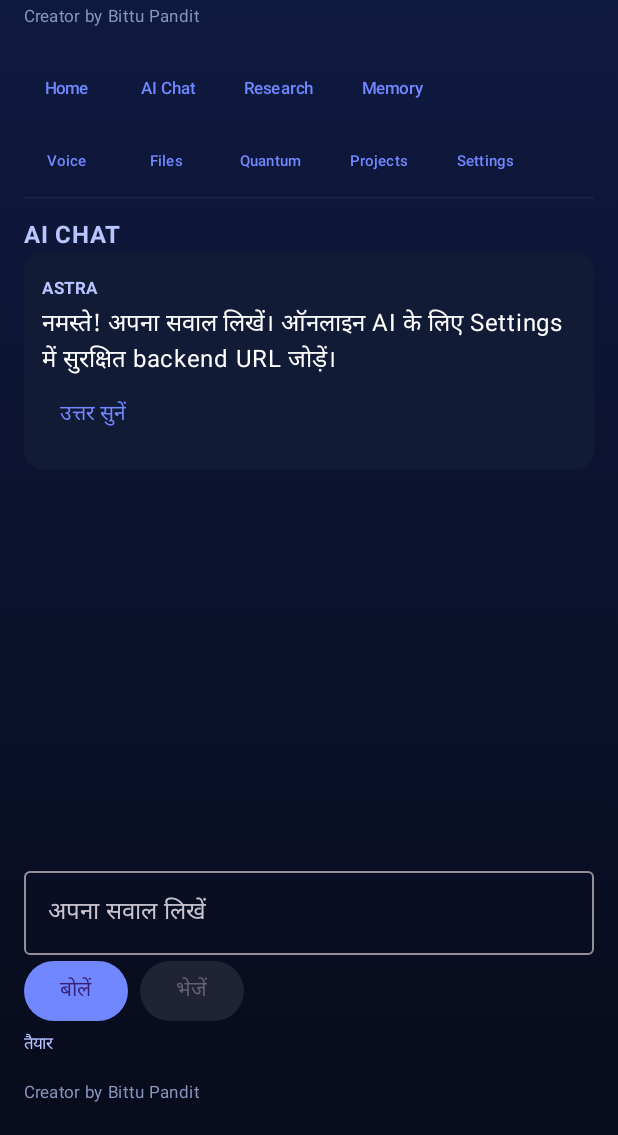
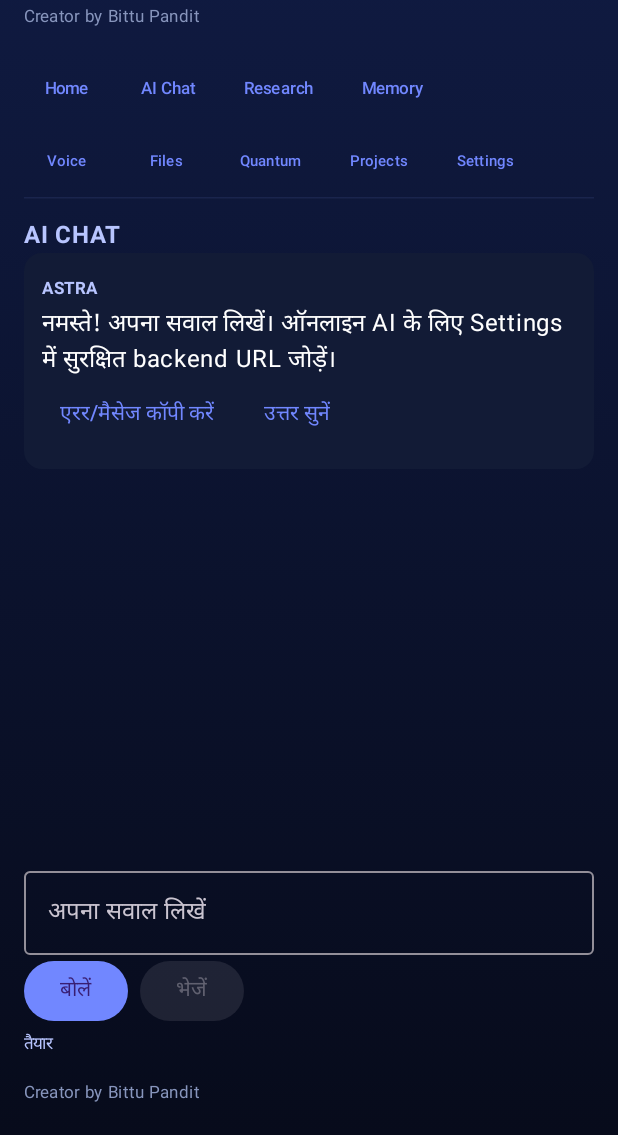
Before and after one commit to egalego-sudo/AstraQuantum-AI, an Android app built with Jetpack Compose: the screen it shows after launch (MainActivity), after a tap on "AI Chat", on a phone screen of 412 x 824 dp, the part 101-1236 px from its top. Run offline under Robolectric (Android 15) with nearby library versions, the phone set to English and light mode, and no system bars.

Commit message:
Add copy buttons for chat and file errors

```diff
--- a/app/src/main/java/com/bittupandit/astraquantumai/MainActivity.kt
+++ b/app/src/main/java/com/bittupandit/astraquantumai/MainActivity.kt
@@ -2,6 +2,8 @@ package com.bittupandit.astraquantumai
 
 import android.app.Activity
 import android.content.Intent
+import android.content.ClipboardManager
+import android.content.ClipData
 import android.net.Uri
 import android.util.Base64
 import android.os.Bundle
@@ -186,7 +188,13 @@ private fun AstraApp(
                             Column(Modifier.padding(12.dp)) {
                                 Text(line.from, color = pale, fontSize = 11.sp, fontWeight = FontWeight.Bold)
                                 Text(line.text, color = Color.White)
-                                if (line.from == "ASTRA") TextButton(onClick = { onSpeak(line.text) }) { Text("उत्तर सुनें") }
+                                Row(horizontalArrangement = Arrangement.spacedBy(8.dp)) {
+                                    TextButton(onClick = {
+                                        val clipboard = context.getSystemService(ClipboardManager::class.java)
+                                        clipboard.setPrimaryClip(ClipData.newPlainText("ASTRA संदेश", line.text))
+                                    }) { Text("एरर/मैसेज कॉपी करें") }
+                                    if (line.from == "ASTRA") TextButton(onClick = { onSpeak(line.text) }) { Text("उत्तर सुनें") }
+                                }
                             }
                         }
                     }
@@ -262,6 +270,12 @@ private fun AstraApp(
                 }) { Text(if (fileBusy) "विश्लेषण…" else "AI से फ़ाइल का विश्लेषण") }
                 if (backend.isBlank()) Text("पहले Settings में HTTPS backend URL सेव करें।", color = pale)
                 Text(fileAnalysis, color = Color.White)
+                if (fileAnalysis.isNotBlank()) {
+                    TextButton(onClick = {
+                        val clipboard = context.getSystemService(ClipboardManager::class.java)
+                        clipboard.setPrimaryClip(ClipData.newPlainText("ASTRA फ़ाइल त्रुटि", fileAnalysis))
+                    }) { Text("यह संदेश / एरर कॉपी करें") }
+                }
             }
             "Quantum" -> {
                 Text("QUANTUM LAB · QUBIT SIMULATOR", color = pale, fontWeight = FontWeight.Bold)
```
